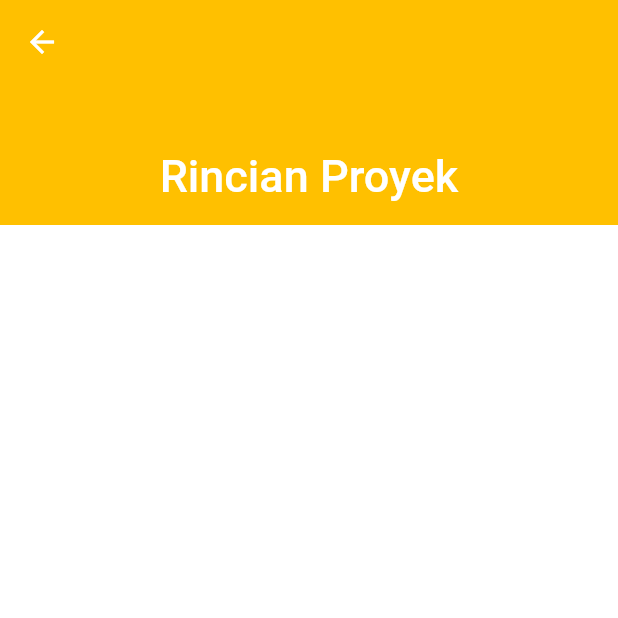
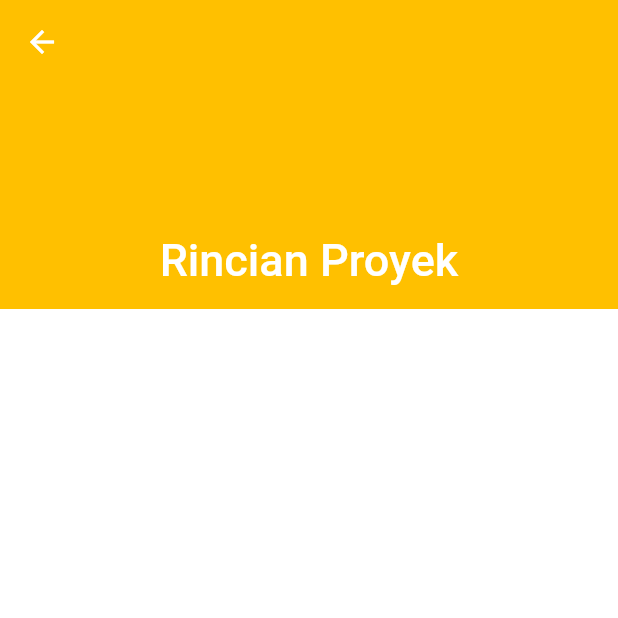
Before and after one commit to qisashasanudin/bangunin_id, a Flutter app: the screen it shows once a user with an empty profile is signed in, after a tap on an icon or button, on a phone screen of 412 x 824 dp, the top half of it. Run offline on Flutter 3.47's test engine with Material 2 defaults, Android fonts, the phone set to English and light mode, and no system bars; our stand-ins replace cloud_firestore, firebase_auth, flutter_spinkit; accounts and stored records are empty.

Commit message:
fixed sliver size

```diff
--- a/lib/screens/mainmenu/projects/new_project.dart
+++ b/lib/screens/mainmenu/projects/new_project.dart
@@ -5,6 +5,8 @@ import 'package:flutter/services.dart';
 class NewProject extends StatelessWidget {
   @override
   Widget build(BuildContext context) {
+    double screenHeight = MediaQuery.of(context).size.height;
+
     return AnnotatedRegion<SystemUiOverlayStyle>(
       value: transparentAppbarAndNavbar()
           .copyWith(statusBarIconBrightness: Brightness.light),
@@ -13,7 +15,7 @@ class NewProject extends StatelessWidget {
         body: CustomScrollView(
           slivers: [
             SliverAppBar(
-              expandedHeight: 150,
+              expandedHeight: screenHeight / 4,
               flexibleSpace: FlexibleSpaceBar(
                 centerTitle: true,
                 title: Text('Buat Proyek Baru'),
--- a/lib/screens/mainmenu/projects/project_details.dart
+++ b/lib/screens/mainmenu/projects/project_details.dart
@@ -5,6 +5,8 @@ import 'package:flutter/services.dart';
 class ProjectDetails extends StatelessWidget {
   @override
   Widget build(BuildContext context) {
+    double screenHeight = MediaQuery.of(context).size.height;
+
     return AnnotatedRegion<SystemUiOverlayStyle>(
       value: transparentAppbarAndNavbar()
           .copyWith(statusBarIconBrightness: Brightness.light),
@@ -13,7 +15,7 @@ class ProjectDetails extends StatelessWidget {
         body: CustomScrollView(
           slivers: [
             SliverAppBar(
-              expandedHeight: 150,
+              expandedHeight: screenHeight / 4,
               flexibleSpace: FlexibleSpaceBar(
                 centerTitle: true,
                 title: Text('Rincian Proyek'),
--- a/lib/screens/mainmenu/tab_account.dart
+++ b/lib/screens/mainmenu/tab_account.dart
@@ -8,6 +8,8 @@ class Account extends StatelessWidget {
 
   @override
   Widget build(BuildContext context) {
+double screenHeight = MediaQuery.of(context).size.height;
+
     return AnnotatedRegion<SystemUiOverlayStyle>(
       value: transparentAppbarAndNavbar()
           .copyWith(statusBarIconBrightness: Brightness.light),
@@ -16,7 +18,7 @@ class Account extends StatelessWidget {
         body: CustomScrollView(
           slivers: [
             SliverAppBar(
-              expandedHeight: 150,
+              expandedHeight: screenHeight / 4,
               flexibleSpace: FlexibleSpaceBar(
                 centerTitle: true,
                 title: Text('Akun'),
--- a/lib/screens/mainmenu/tab_home.dart
+++ b/lib/screens/mainmenu/tab_home.dart
@@ -5,15 +5,17 @@ import 'package:flutter/services.dart';
 class Home extends StatelessWidget {
   @override
   Widget build(BuildContext context) {
+    double screenHeight = MediaQuery.of(context).size.height;
+
     return AnnotatedRegion<SystemUiOverlayStyle>(
       value: transparentAppbarAndNavbar()
           .copyWith(statusBarIconBrightness: Brightness.light),
-          child: Scaffold(
+      child: Scaffold(
         backgroundColor: AppColors().accent1,
         body: CustomScrollView(
           slivers: [
             SliverPersistentHeader(
-              delegate: HomeAppBar(expandedHeight: 200),
+              delegate: HomeAppBar(expandedHeight: screenHeight / 3),
               pinned: true,
             ),
             SliverToBoxAdapter(
@@ -108,7 +110,7 @@ class HomeAppBar extends SliverPersistentHeaderDelegate {
       fit: StackFit.expand,
       clipBehavior: Clip.none,
       children: [
-        bgroundColor(context),
+        bgroundColor(context, shrinkOffset),
         coverPicture(shrinkOffset),
         coverPictureGradient(context, shrinkOffset),
         pageTitle(shrinkOffset),
@@ -117,10 +119,10 @@ class HomeAppBar extends SliverPersistentHeaderDelegate {
     );
   }
 
-  Container bgroundColor(BuildContext context) {
+  Container bgroundColor(BuildContext context, double shrinkOffset) {
     return Container(
       width: double.infinity,
-      height: MediaQuery.of(context).size.height / 3,
+      height: shrinkOffset,
       decoration: BoxDecoration(
         color: AppColors().primary,
       ),
@@ -140,7 +142,7 @@ class HomeAppBar extends SliverPersistentHeaderDelegate {
   Opacity coverPictureGradient(BuildContext context, double shrinkOffset) {
     return Opacity(
       opacity: (1 - shrinkOffset / expandedHeight),
-          child: Container(
+      child: Container(
         width: double.infinity,
         decoration: BoxDecoration(
           gradient: LinearGradient(
@@ -157,8 +159,9 @@ class HomeAppBar extends SliverPersistentHeaderDelegate {
     );
   }
 
-  Center pageTitle(double shrinkOffset) {
-    return Center(
+  Positioned pageTitle(double shrinkOffset) {
+    return Positioned(
+      top: 30,
       child: Opacity(
         opacity: shrinkOffset / expandedHeight,
         child: Text(
@@ -175,7 +178,7 @@ class HomeAppBar extends SliverPersistentHeaderDelegate {
 
   Positioned profilePicture(double shrinkOffset) {
     return Positioned(
-      top: expandedHeight / 2 - shrinkOffset,
+      top: expandedHeight - 100 - shrinkOffset,
       child: Opacity(
         opacity: (1 - shrinkOffset / expandedHeight),
         child: Card(
--- a/lib/screens/mainmenu/tab_settings.dart
+++ b/lib/screens/mainmenu/tab_settings.dart
@@ -5,6 +5,8 @@ import 'package:flutter/services.dart';
 class Settings extends StatelessWidget {
   @override
   Widget build(BuildContext context) {
+    double screenHeight = MediaQuery.of(context).size.height;
+
     return AnnotatedRegion<SystemUiOverlayStyle>(
       value: transparentAppbarAndNavbar()
           .copyWith(statusBarIconBrightness: Brightness.light),
@@ -13,7 +15,7 @@ class Settings extends StatelessWidget {
         body: CustomScrollView(
           slivers: [
             SliverAppBar(
-              expandedHeight: 150,
+              expandedHeight: screenHeight / 4,
               flexibleSpace: FlexibleSpaceBar(
                 centerTitle: true,
                 title: Text('Pengaturan'),
```
